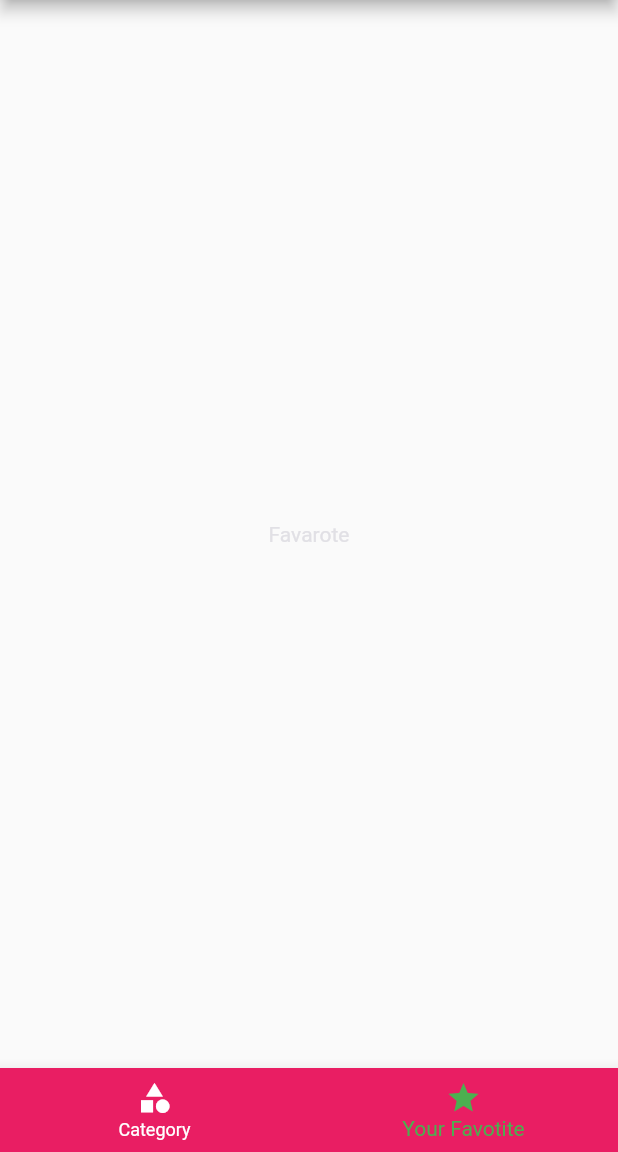
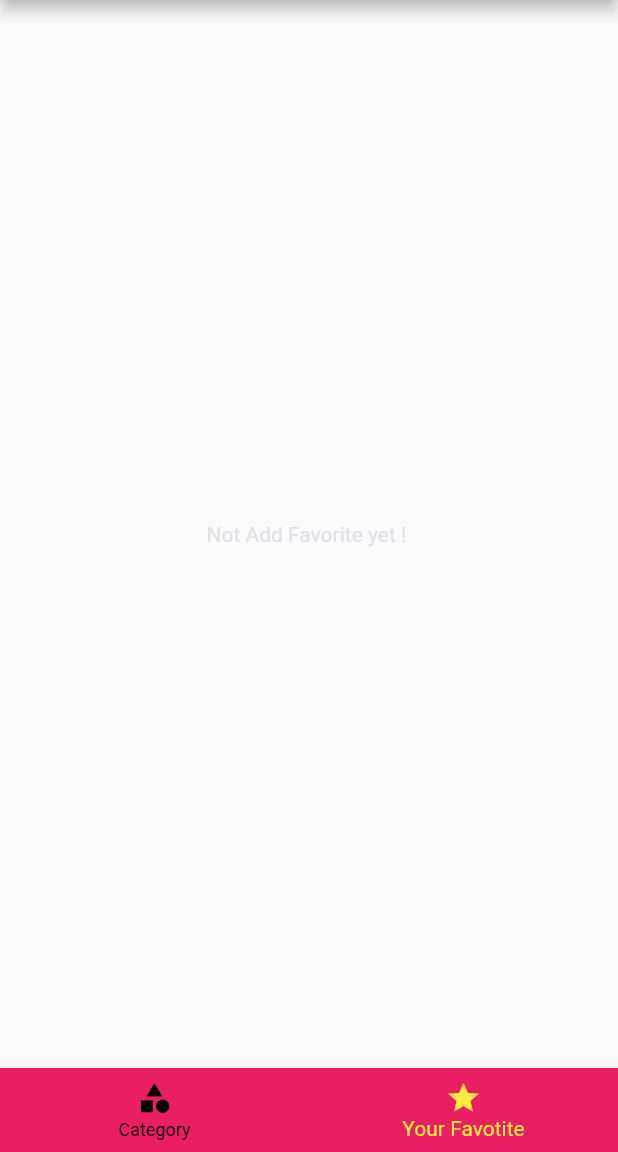
Before and after one commit to 0352972441/flutter, a Flutter app: the screen it shows after launch, item 2 of the bottom bar chosen, on a phone screen of 412 x 824 dp, the part 84-1236 px from its top. Run offline on Flutter 3.47's test engine with Material 2 defaults, Android fonts, the light colour scheme and no system bars; Roboto replaces fonts that are missing (Raleway).

Commit message:
Deals App

```diff
--- a/delimeals/lib/Widgets/meal_item.dart
+++ b/delimeals/lib/Widgets/meal_item.dart
@@ -9,7 +9,6 @@ class MealItem extends StatelessWidget {
   final String imageUrl;
   final Complexity complexity;
   final Affordability affordability;
-  final Function remoteIndex;
   MealItem({
     @required this.id,
     @required this.title,
@@ -17,7 +16,6 @@ class MealItem extends StatelessWidget {
     @required this.duration,
     @required this.affordability,
     @required this.complexity,
-    @required this.remoteIndex
   });
 
   String get complexityText{
@@ -44,7 +42,7 @@ class MealItem extends StatelessWidget {
   void selectedItem(BuildContext context){
       Navigator.pushNamed(context, MealDetailScreen.NAMEPAGE, arguments: id).then((value)=>{
         if(value != null){
-          remoteIndex(value)
+          //remoteIndex(value)
         },
       });
     }
@@ -52,7 +50,6 @@ class MealItem extends StatelessWidget {
 
   @override
   Widget build(BuildContext context) {
-    print("Meals Item ");
     return InkWell(
       onTap: ()=> selectedItem(context),
       child: Card(
--- a/delimeals/lib/Widgets/widget_draw.dart
+++ b/delimeals/lib/Widgets/widget_draw.dart
@@ -17,6 +17,7 @@ class WidgetDraw extends StatelessWidget {
 
   @override
   Widget build(BuildContext context) {
+    print("Drawers");
     return Drawer(
       child: Column(
         children: <Widget>[
--- a/delimeals/lib/main.dart
+++ b/delimeals/lib/main.dart
@@ -1,17 +1,78 @@
 import 'dart:ui';
-import 'package:delimeals/Widgets/favorite_filter.dart';
-import 'package:delimeals/screens/tabs_screen.dart';
+import 'package:delimeals/models/dummy_data.dart';
+
+import './Widgets/favorite_filter.dart';
+import './screens/tabs_screen.dart';
 
 import './screens/meal_detail_screen.dart';
-import 'package:delimeals/screens/meal_detail_screen.dart';
-
+import './screens/meal_detail_screen.dart';
+import './models/meals.dart';
 import './screens/category_meals_screen.dart';
 import 'package:flutter/material.dart';
 
 main()=> runApp(MyApp());
 
 
-class MyApp extends StatelessWidget {
+class MyApp extends StatefulWidget {
+
+  @override
+  _MyAppState createState() => _MyAppState();
+}
+
+class _MyAppState extends State<MyApp> {
+  Map<String, bool> _filter = {
+    'gluten': false,
+    'lactose': false,
+    'vegan': false,
+    'vegetarian': false,
+  };
+
+  List<Meal> _mealsAvaiable = DUMMY_MEALS;
+  List<Meal> _mealFavorite = [];
+
+  void _setFilter(Map<String, bool> stateFilter){
+    setState(() {
+      _filter = stateFilter;
+
+      _mealsAvaiable = DUMMY_MEALS.where((element){
+        if(_filter['gluten'] && element.isGlutenFree){
+          return true;
+        }
+
+        if(_filter['lactose'] && element.isLactoseFree){
+          return true;
+        }
+
+        if(_filter['vegetarian'] && element.isVegetarian){
+          return true;
+        }
+
+        if(_filter['vegan'] && element.isVegan){
+          return true;
+        }
+        return false;
+      }).toList();
+
+    });
+  }
+
+  void _getListFavorite(String id){
+    final int favoriteIndex = _mealFavorite.indexWhere((element) => element.id == id);// -1 là không tìm thấy
+    if(favoriteIndex >= 0){// Nếu mà tìm thấy trong danh sách favorite
+      setState(() {
+        _mealFavorite.removeWhere((element) => element.id == id);
+      });
+    }else{// Nếu không thấy thì add và danh sách Favortite
+      setState(() {
+        _mealFavorite.add(DUMMY_MEALS.firstWhere((element) => element.id == id));
+      });
+    }
+  }
+
+  bool checkFavorite(String id){
+      return _mealFavorite.any((element) => element.id == id);
+  }
+
   @override
   Widget build(BuildContext context) {
     return MaterialApp(
@@ -29,10 +90,10 @@ class MyApp extends StatelessWidget {
       //home: CategoryScreen(),
       initialRoute: '/', //default is '/'
       routes: {
-        '/': (context)=> TabsScreen(),
-        CategoryMealsScreen.routeName: (context)=> CategoryMealsScreen(),
-        MealDetailScreen.NAMEPAGE : (context)=> MealDetailScreen(),
-        FavoriteFilter.ROUTENAME : (context)=> FavoriteFilter(),
+        '/': (context)=> TabsScreen(_mealFavorite),
+        CategoryMealsScreen.routeName: (context)=> CategoryMealsScreen(_mealsAvaiable),
+        MealDetailScreen.NAMEPAGE : (context)=> MealDetailScreen(_getListFavorite, checkFavorite),
+        FavoriteFilter.ROUTENAME : (context)=> FavoriteFilter(_filter,_setFilter),
       },
       // onGenerateRoute: (settings){
       //   return MaterialPageRoute(builder: (context)=> CategoryMealsScreen());
--- a/delimeals/lib/screens/Favorite_screen.dart
+++ b/delimeals/lib/screens/Favorite_screen.dart
@@ -1,11 +1,46 @@
 
+import 'dart:math';
+
+import 'package:delimeals/Widgets/favorite_item.dart';
+import 'package:delimeals/Widgets/meal_item.dart';
 import 'package:flutter/material.dart';
+import '../models/meals.dart';
+class FavoriteScreen extends StatelessWidget {
+  final List<Meal> _mealFavorite;
+  FavoriteScreen(this._mealFavorite);
 
-class FavoriteScreen extends StatelessWidget {
+  final List<Color> colors = [
+    Colors.black, Colors.blueAccent, Colors.yellow, Colors.green, Colors.pink, Colors.purple
+  ];
+
+  Color get radomColors{
+    int index =  Random().nextInt(colors.length);
+    return colors[index];
+  }
+
   @override
   Widget build(BuildContext context) {
-    return Center(
-      child: Text("Favarote"),
-    );
+    print("create agian favorite");
+    return _mealFavorite.length==0 ? Center(
+      child: Text("Not Add Favorite yet ! "),
+    ) :
+    /*GridView.builder(
+       itemCount: _mealFavorite.length,
+       padding: EdgeInsets.symmetric(vertical: 10, horizontal: 10),
+       gridDelegate: new SliverGridDelegateWithFixedCrossAxisCount(
+          crossAxisCount: 2,
+          childAspectRatio: 3/2,
+          crossAxisSpacing: 20,
+          mainAxisSpacing: 20,
+       ),
+       itemBuilder: (context, index){
+         return FavoriteItem(_mealFavorite[index].title, _mealFavorite[index].id, radomColors, _mealFavorite[index].imageUrl);
+       }
+    ,);*/
+    ListView.builder(itemBuilder: (context, index) {
+      Meal meal = _mealFavorite[index];
+      return MealItem(id: meal.id, title: meal.title, imageUrl: meal.imageUrl, duration: meal.duration, affordability: meal.affordability, complexity: meal.complexity);
+    },
+    itemCount: _mealFavorite.length,);
   }
 }
--- a/delimeals/lib/screens/tabs_screen.dart
+++ b/delimeals/lib/screens/tabs_screen.dart
@@ -4,21 +4,27 @@ import '../screens/Favorite_screen.dart';
 import 'package:flutter/material.dart';
 
 class TabsScreen extends StatefulWidget {
+  final mealFavorite;
+
+  TabsScreen(this.mealFavorite);
+
   @override
   _TabsScreenState createState() => _TabsScreenState();
 }
 
 class _TabsScreenState extends State<TabsScreen> {
-
+  List<Map<String, Object>> _listSelectedPage;
   final List<Map<String, Object>> bottomNavigationBarItem = [
       {'title':'Category', 'icon':Icons.category},
       {'title':'Your Favotite', 'icon': Icons.star}
     ];
-
-  final List<Map<String, Object>> _listSelectedPage = [
+  @override
+  initState(){
+    _listSelectedPage = [
       {'page': CategoryScreen(), 'title': 'Category'},
-      {'page': FavoriteScreen(), 'title': 'Your Favorite'}
+      {'page': FavoriteScreen(widget.mealFavorite), 'title': 'Your Favorite'}
     ];
+  }
 
   int indexSelectedPage = 0;
   void selectedPage(int index){
@@ -31,14 +37,16 @@ class _TabsScreenState extends State<TabsScreen> {
 
   @override
   Widget build(BuildContext context) {
+    print("Tab Screen!");
     return Scaffold(
       appBar: AppBar(title: Text(_listSelectedPage[indexSelectedPage]['title']),),
       drawer: WidgetDraw(),
       body: _listSelectedPage[indexSelectedPage]['page'],
       bottomNavigationBar: BottomNavigationBar(
         backgroundColor: Theme.of(context).primaryColor,
-        unselectedItemColor: Colors.white,
-        selectedItemColor: Colors.green,
+        unselectedItemColor: Colors.black,
+        selectedItemColor: Colors.yellow,
+        selectedFontSize: 14,
         onTap: selectedPage,
         currentIndex: indexSelectedPage,
         items: bottomNavigationBarItem.map((value){
```
Also changed, not shown: delimeals/lib/Widgets/favorite_filter.dart (+27 -1 lines), delimeals/lib/Widgets/favorite_item.dart (added, +33 -0 lines), delimeals/lib/screens/category_meals_screen.dart (+11 -7 lines), delimeals/lib/screens/meal_detail_screen.dart (+6 -4 lines).
